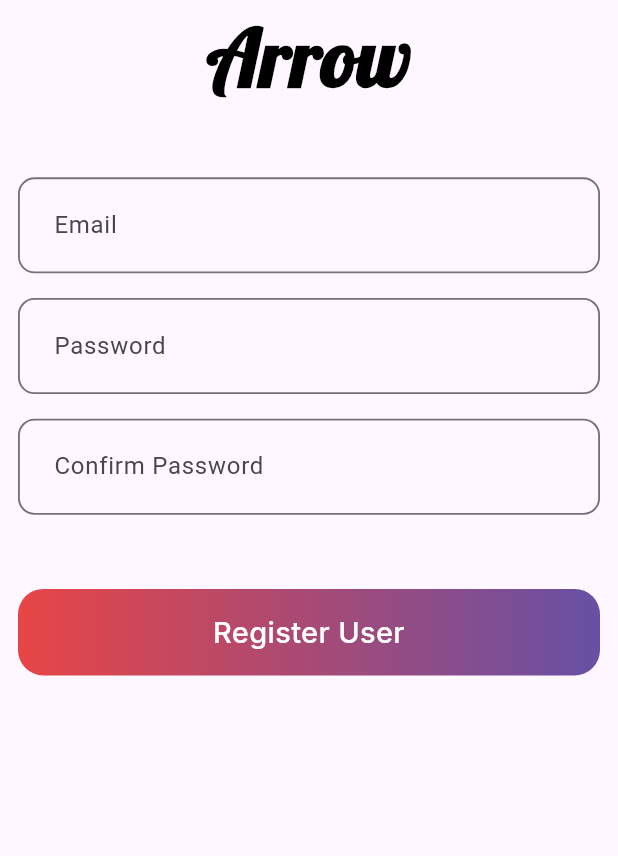
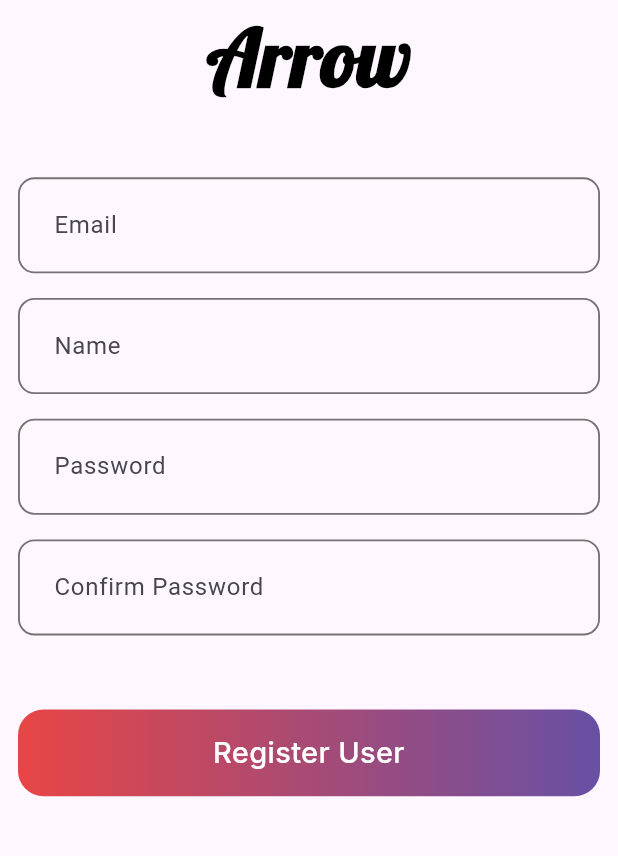
Before and after one commit to UmaraRana1122/DatingApp, a Flutter app: the SignUpScreen screen opened directly, on a phone screen of 412 x 824 dp, the part 183-1039 px from its top. Run offline on Flutter 3.47's test engine with Material 3 defaults, Android fonts, the phone set to English and light mode, and no system bars; our stand-ins replace cloud_firestore, firebase_auth, firebase_core, firebase_storage, flutter_easyloading, flutter_image_compress and 10 more; accounts and stored records are empty.

```diff
--- a/lib/main.dart
+++ b/lib/main.dart
@@ -1,8 +1,7 @@
 import 'package:datingapp/api/fire_store_api.dart';
 import 'package:datingapp/models/user_model.dart';
 import 'package:datingapp/screens/auth/login.dart';
-import 'package:datingapp/screens/auth/signup.dart';
-import 'package:datingapp/screens/home_screens/bottombar.dart';
+import 'package:datingapp/screens/home_screens/home_screen.dart';
 import 'package:datingapp/services/auth_services.dart';
 import 'package:datingapp/services/fire_store_service.dart';
 import 'package:datingapp/services/global.dart';
@@ -34,6 +33,7 @@ Future<void> onInit() async {
   Get.put(FirestoreApi());
   Get.put(FirestoreServices());
   Get.put(LocalServices());
+  allUsers = await getAllUsers();
   await Get.find<AuthServices>().checkUser();
   if (currentUser.id != '') {
     currentUser =
@@ -51,7 +51,7 @@ class MyApp extends StatelessWidget {
       builder: (context, orientation, screenType) {
         return GetMaterialApp(
           debugShowCheckedModeBanner: false,
-          home: SignUpScreen(),
+          home: LoginScreen(),
           builder: EasyLoading.init(),
         );
       },
--- a/lib/screens/auth/signup.dart
+++ b/lib/screens/auth/signup.dart
@@ -45,6 +45,27 @@ class SignUpScreen extends StatelessWidget {
                                 borderRadius:
                                     BorderRadius.all(Radius.circular(11))),
                             hintText: "Email"),
+                      ),
+                      SizedBox(
+                        height: 2.h,
+                      ),
+                      TextField(
+                        controller: _.name,
+                        enabled: true,
+                        decoration: InputDecoration(
+                            contentPadding: EdgeInsets.all(20),
+                            enabledBorder: OutlineInputBorder(
+                              borderSide: BorderSide(
+                                  width: .3.w, color: Colors.black54),
+                              borderRadius: BorderRadius.circular(11.0),
+                            ),
+                            focusedBorder: OutlineInputBorder(
+                                borderSide: BorderSide(
+                                  color: Colors.black54,
+                                ),
+                                borderRadius:
+                                    BorderRadius.all(Radius.circular(11))),
+                            hintText: "Name"),
                       ),
                       SizedBox(
                         height: 2.h,
--- a/lib/services/auth_services.dart
+++ b/lib/services/auth_services.dart
@@ -40,7 +40,6 @@ class AuthServices {
           email: currentUser.email, password: currentUser.initialPassword);
       if (fbUser.user != null) {
         currentUser.id = fbUser.user!.uid;
-        await sendEmailVarification();
         return "";
       }
       return "error";
--- a/lib/splash.dart
+++ b/lib/splash.dart
@@ -1,5 +1,7 @@
 import 'package:datingapp/Widget/text_widget.dart';
 import 'package:datingapp/screens/boarding_screens/boarding_screen.dart';
+import 'package:datingapp/screens/home_screens/home_screen.dart';
+import 'package:datingapp/services/global.dart';
 import 'package:datingapp/widget/genericTextWidget.dart';
 import 'package:flutter/material.dart';
 import 'package:flutter_svg/svg.dart';
@@ -19,7 +21,9 @@ class _SplashScreenState extends State<SplashScreen> {
         const Duration(seconds: 2),
         () => Navigator.push(
               context,
-              MaterialPageRoute(builder: (context) => OnboardingScreen()),
+              MaterialPageRoute(
+                  builder: (context) =>
+                      currentUser.id != '' ? HomeScreen() : OnboardingScreen()),
             ));
   }
 
```
Also changed, not shown: lib/controller/auth_controller.dart (+11 -6 lines), lib/screens/auth/forgot_password.dart (+38 -5 lines), lib/screens/auth/login.dart (+8 -3 lines), lib/screens/home_screens/home_screen.dart (+22 -0 lines), lib/screens/home_screens/profile.dart (+18 -11 lines), lib/services/fire_store_service.dart (+6 -3 lines).
